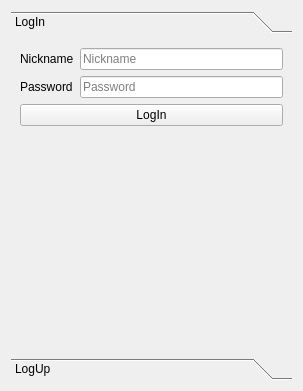
The window that login.ui (MacoChave/Proyecto1_SharedFiles-Client) describes before a commit, drawn with Qt 5.
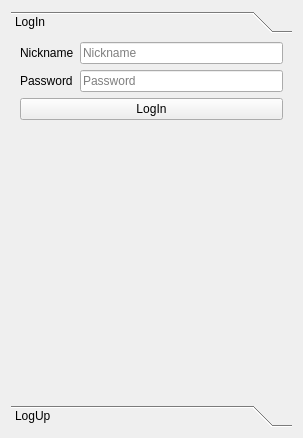
The same window after the commit. The open tabs and pages were chosen to show the change.

Commit message: Abrir ventana si login es correcto

Diff of the .ui file:
```diff
--- a/login.ui
+++ b/login.ui
@@ -7,7 +7,7 @@
     <x>0</x>
     <y>0</y>
     <width>303</width>
-    <height>391</height>
+    <height>438</height>
    </rect>
   </property>
   <property name="windowTitle">
@@ -23,7 +23,10 @@
       <enum>QFrame::Plain</enum>
      </property>
      <property name="currentIndex">
-      <number>1</number>
+      <number>0</number>
+     </property>
+     <property name="tabSpacing">
+      <number>0</number>
      </property>
      <widget class="QWidget" name="pageLogIn">
       <property name="geometry">
@@ -31,7 +34,7 @@
         <x>0</x>
         <y>0</y>
         <width>285</width>
-        <height>305</height>
+        <height>364</height>
        </rect>
       </property>
       <attribute name="label">
```
Left out of the diff: 2 changed lines with no effect on the pictures. The commit also changes 11 other files.
